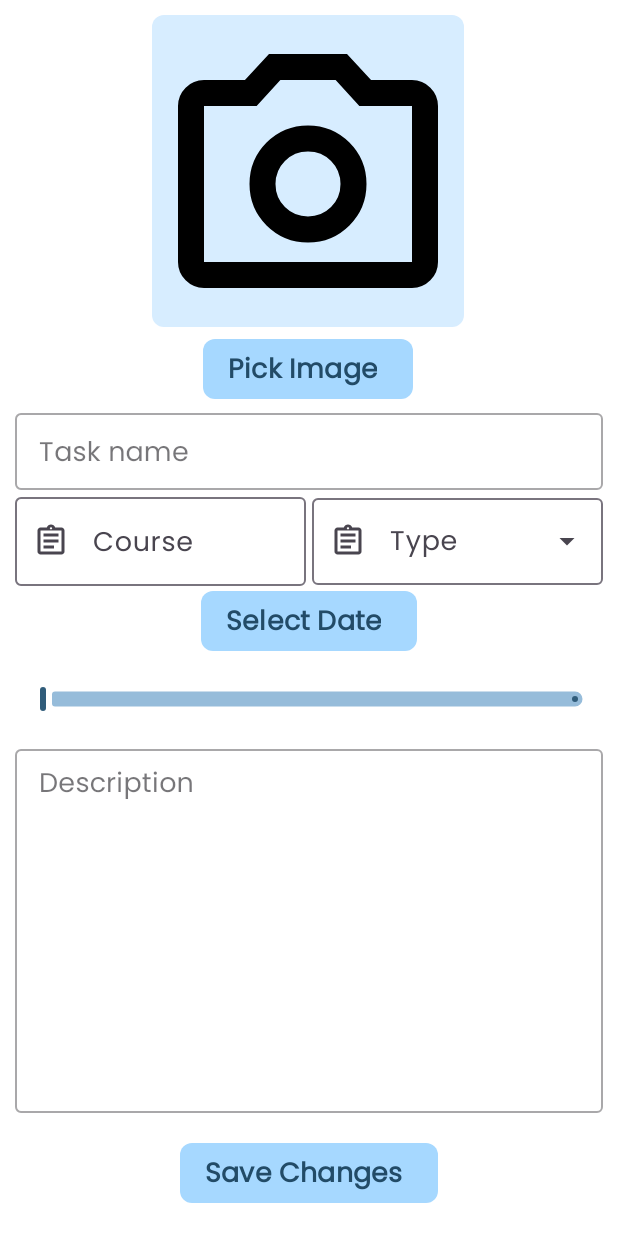
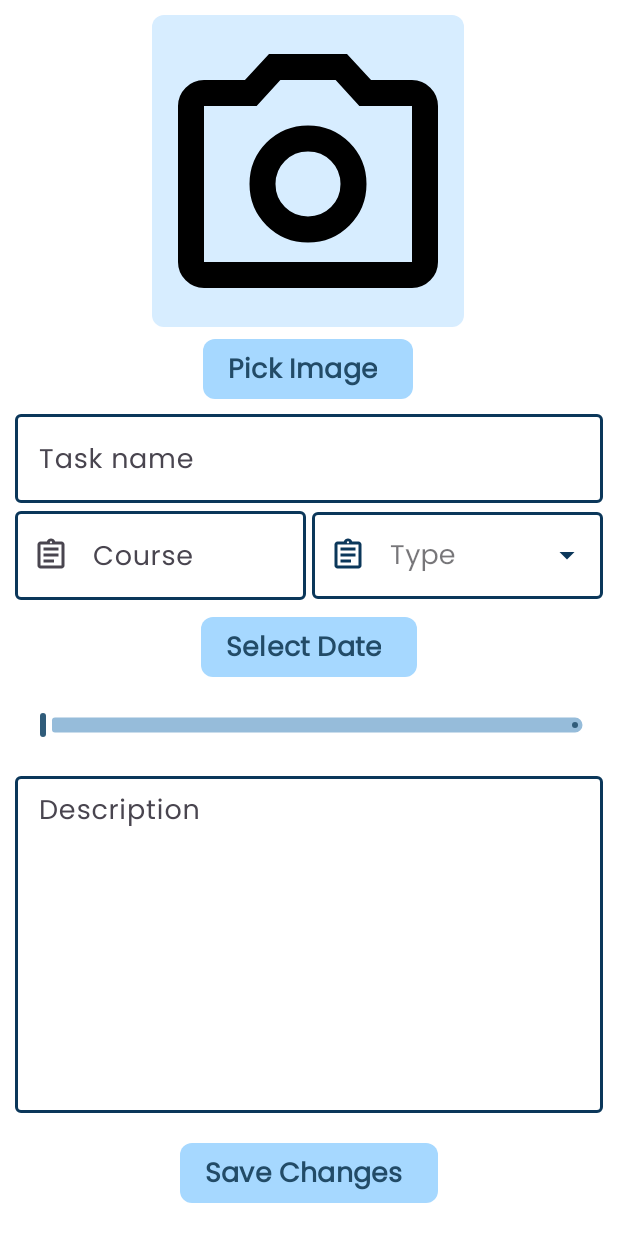
Before and after one commit to NoamDamari/StudyPlannerApp, an Android app: the EditTaskFragment screen opened through its navigation route, on a phone screen of 412 x 824 dp. Run offline under Robolectric (Android 15) with nearby library versions, the phone set to English and light mode, and no system bars; our stand-ins replace Room's generated code; Roboto replaces fonts that are not available here.

Commit message:
UI update

```diff
--- a/app/src/main/java/com/example/studyplannerapp/ui/add_task/AddTaskFragment.kt
+++ b/app/src/main/java/com/example/studyplannerapp/ui/add_task/AddTaskFragment.kt
@@ -7,6 +7,7 @@ import androidx.fragment.app.Fragment
 import android.view.LayoutInflater
 import android.view.View
 import android.view.ViewGroup
+import android.widget.ArrayAdapter
 import androidx.activity.result.ActivityResultLauncher
 import androidx.activity.result.contract.ActivityResultContracts
 import androidx.fragment.app.activityViewModels
@@ -108,6 +109,8 @@ class AddTaskFragment : Fragment() {
 
             findNavController().navigate(R.id.action_addTaskFragment_to_taskListFragment)
         }
+
+
     }
     /**
      * Parses a date string into a timestamp (in milliseconds).
--- a/app/src/main/java/com/example/studyplannerapp/ui/all_tasks/TasksAdapter.kt
+++ b/app/src/main/java/com/example/studyplannerapp/ui/all_tasks/TasksAdapter.kt
@@ -2,6 +2,7 @@ package com.example.studyplannerapp.ui.all_tasks
 
 
 import android.net.Uri
+import android.view.ContextThemeWrapper
 import android.view.LayoutInflater
 import android.view.View
 import android.view.ViewGroup
@@ -80,7 +81,8 @@ class TasksAdapter(val listener: TaskItemListener) : RecyclerView.Adapter<TasksA
 
     private fun showTaskPopupMenu(view: View , task: Task , position: Int) {
 
-        val taskMenu = PopupMenu(view.context , view)
+        val contextThemeWrapper = ContextThemeWrapper(view.context, R.style.popupMenuStyle)
+        val taskMenu = PopupMenu(contextThemeWrapper , view)
         taskMenu.menuInflater.inflate(R.menu.task_options_menu , taskMenu.menu)
         taskMenu.setOnMenuItemClickListener {menuOption ->
             when(menuOption.itemId) {
--- a/app/src/main/res/layout/fragment_edit_task.xml
+++ b/app/src/main/res/layout/fragment_edit_task.xml
@@ -9,7 +9,7 @@
 
     <com.google.android.material.textfield.TextInputLayout
         android:id="@+id/textInputLayout4"
-        style="@style/Widget.MaterialComponents.TextInputLayout.OutlinedBox.Dense"
+        style="@style/editTextStyle"
         android:layout_width="0dp"
         android:layout_height="wrap_content"
         app:layout_constraintBottom_toTopOf="@+id/textInputLayout6"
@@ -33,18 +33,18 @@
         android:layout_width="match_parent"
         android:layout_height="wrap_content"
         android:layout_marginBottom="4dp"
+        android:stepSize="1"
         android:value="0.0"
         android:valueFrom="0.0"
         android:valueTo="100.0"
-        android:stepSize="1"
-        app:tickVisible="false"
         app:layout_constraintBottom_toTopOf="@+id/textInputLayout5"
+        app:layout_constraintEnd_toEndOf="parent"
         app:layout_constraintTop_toBottomOf="@+id/taskDateEditBtn"
-        tools:layout_editor_absoluteX="8dp" />
+        app:tickVisible="false" />
 
     <com.google.android.material.textfield.TextInputLayout
         android:id="@+id/textInputLayout5"
-        style="@style/Widget.MaterialComponents.TextInputLayout.OutlinedBox.Dense"
+        style="@style/editTextStyle"
         android:layout_width="0dp"
         android:layout_height="0dp"
         android:maxHeight="220dp"
@@ -70,12 +70,14 @@
 
     <com.google.android.material.textfield.TextInputLayout
         android:id="@+id/textInputLayout6"
-        style="@style/Widget.Material3.TextInputLayout.OutlinedBox.ExposedDropdownMenu"
+        style="@style/CustomTextInputLayout"
         android:layout_width="0dp"
         android:layout_height="wrap_content"
         android:layout_marginStart="4dp"
+        android:layout_marginBottom="8dp"
         android:gravity="center"
         android:hint="@string/type"
+        app:layout_constraintBottom_toTopOf="@+id/taskDateEditBtn"
         app:layout_constraintEnd_toEndOf="parent"
         app:layout_constraintHorizontal_bias="0.5"
         app:layout_constraintStart_toEndOf="@+id/outlinedTextField"
@@ -84,6 +86,7 @@
 
         <AutoCompleteTextView
             android:id="@+id/taskTypeEdit"
+            style="@style/CustomAutoCompleteTextView"
             android:layout_width="match_parent"
             android:layout_height="wrap_content"
             android:inputType="none"
@@ -97,6 +100,7 @@
         android:layout_width="0dp"
         android:layout_height="wrap_content"
         android:hint="@string/course"
+        style="@style/editTextStyle"
         app:layout_constraintBottom_toBottomOf="@+id/textInputLayout6"
         app:layout_constraintEnd_toStartOf="@+id/textInputLayout6"
         app:layout_constraintHorizontal_bias="0.5"
--- a/app/src/main/res/menu/task_options_menu.xml
+++ b/app/src/main/res/menu/task_options_menu.xml
@@ -1,5 +1,6 @@
 <?xml version="1.0" encoding="utf-8"?>
-<menu xmlns:android="http://schemas.android.com/apk/res/android">
+<menu xmlns:android="http://schemas.android.com/apk/res/android"
+    xmlns:app="http://schemas.android.com/apk/res-auto">
     <item
         android:id="@+id/action_edit"
         android:title="@string/edit">
--- a/app/src/main/res/values/edit_text_style.xml
+++ b/app/src/main/res/values/edit_text_style.xml
@@ -9,17 +9,21 @@
         <item name="hintTextAppearance">@style/TextAppearance.Material3.BodyMedium</item>
     </style>
 
-    <style name="editTextMenuStyle" parent="Widget.MaterialComponents.TextInputLayout.OutlinedBox.ExposedDropdownMenu">
-        <item name="autoCompleteTextViewStyle">@layout/dropdown_item</item>
-        <item name="backgroundTint">@color/blue_100</item>
-        <item name="color">@color/edit_text_color_selector</item>
-        <item name="materialThemeOverlay">@style/ThemeOverlay.App.ExposedDropdownMenu</item>
+    <style name="CustomTextInputLayout" parent="Widget.MaterialComponents.TextInputLayout.OutlinedBox.ExposedDropdownMenu">
+        <item name="boxStrokeColor">@color/edit_text_color_selector</item>
+        <item name="boxStrokeWidth">2dp</item>
+        <item name="hintTextColor">@color/edit_text_color_selector</item>
+        <item name="endIconTint">@color/edit_text_color_selector</item>
+        <item name="startIconTint">@color/edit_text_color_selector</item>
+        <item name="hintTextAppearance">@style/TextAppearance.Material3.BodyMedium</item>
     </style>
 
-    <style name="ThemeOverlay.App.ExposedDropdownMenu" parent="">
-        <item name="colorPrimary">@color/blue_500</item>
-        <item name="colorOnSurface">@color/blue_100</item>
-        <item name="colorError">#6A061D</item>
-        <item name="autoCompleteTextViewStyle">@style/Widget.Material3.AutoCompleteTextView.OutlinedBox</item>
+    <style name="CustomAutoCompleteTextView" parent="ThemeOverlay.Material3.AutoCompleteTextView.OutlinedBox">
+        <item name="android:popupTheme">@style/popupMenuStyle</item>
+        <item name="android:dropDownSelector">#B2DDFF</item>
+    </style>
+
+    <style name="popupMenuStyle" parent="Widget.Material3.PopupMenu">
+        <item name="android:backgroundTint">#EBF6FF</item>
     </style>
 </resources>
```
Also changed, not shown: app/src/main/res/layout/dropdown_item.xml (+4 -7 lines), app/src/main/res/layout/fragment_add_task.xml (+10 -4 lines).
